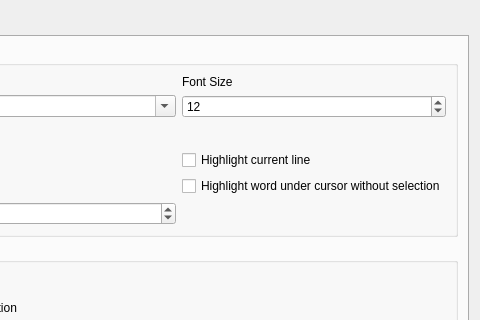
This is src/settingsdialog.ui in GAMS-dev/studio as Qt 5 draws it before an edit; both pictures show x 260 to 740 and y 0 to 320 of the 740 by 659 pixel window. The edited form follows.
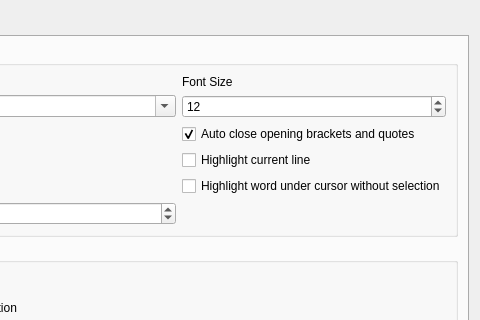
This is the edited form. The open tabs and pages were chosen to show the change.

Commit message: added option to turn of autoclosing of braces and quotes

The edit to the form file:
```diff
--- a/src/settingsdialog.ui
+++ b/src/settingsdialog.ui
@@ -388,6 +388,16 @@
             </property>
            </widget>
           </item>
+          <item row="2" column="2">
+           <widget class="QCheckBox" name="cb_autoclose">
+            <property name="text">
+             <string>Auto close opening brackets and quotes</string>
+            </property>
+            <property name="checked">
+             <bool>true</bool>
+            </property>
+           </widget>
+          </item>
          </layout>
         </widget>
        </item>
```
The commit also changes 4 other files.
